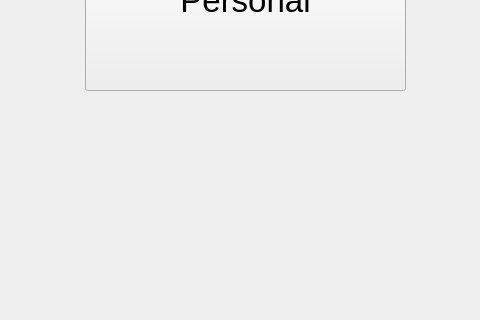
First picture: the form in X/startwindow.ui, repository MohammadrezaAldaghi/X, before the edit; both pictures show x 375 to 855 and y 330 to 650 of the 1258 by 650 pixel window.
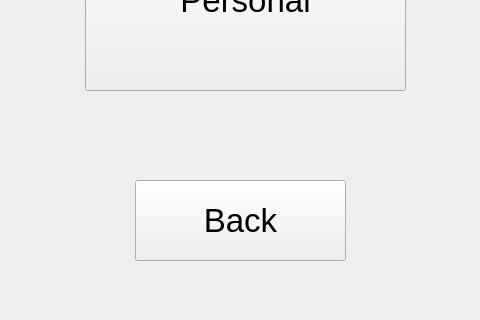
Second picture: the form after the edit.

What changed in the file:
```diff
--- a/X/startwindow.ui
+++ b/X/startwindow.ui
@@ -90,6 +90,24 @@
     <string>Anonymous</string>
    </property>
   </widget>
+  <widget class="QPushButton" name="BackButton">
+   <property name="geometry">
+    <rect>
+     <x>510</x>
+     <y>510</y>
+     <width>211</width>
+     <height>81</height>
+    </rect>
+   </property>
+   <property name="font">
+    <font>
+     <pointsize>25</pointsize>
+    </font>
+   </property>
+   <property name="text">
+    <string>Back</string>
+   </property>
+  </widget>
  </widget>
  <resources/>
  <connections/>
```
